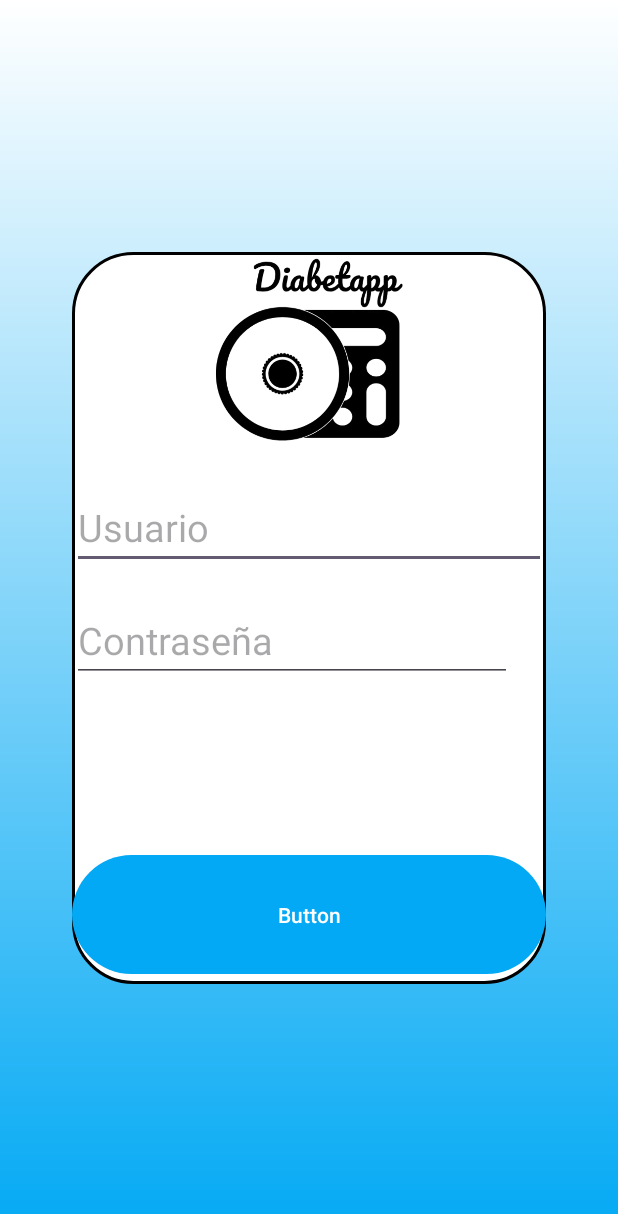
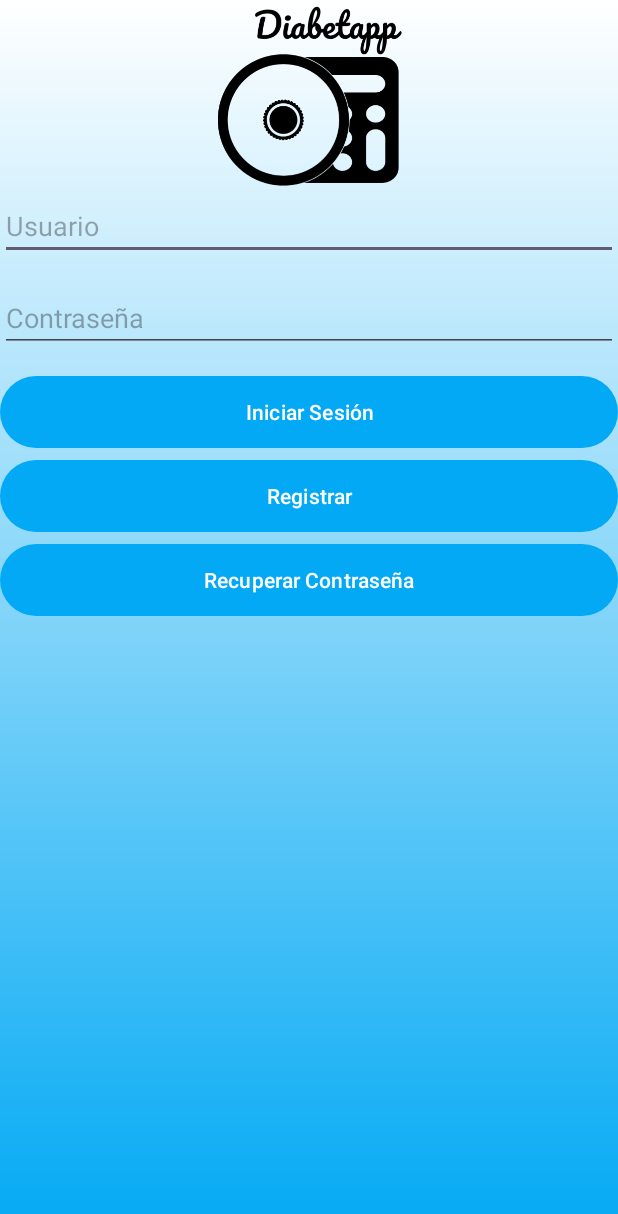
Before and after one commit to juanluismatalop/ProyectoGlucapp, an Android app: the screen it shows after launch (LogInActivity), on a phone screen of 412 x 824 dp. Shown: the top 1214 px of the screen. Run offline under Robolectric (Android 15) with nearby library versions, the phone set to English and light mode, and no system bars; our stand-ins replace Firebase (no records; nobody signed in at launch, a user with empty details on screens opened directly).

```diff
--- a/app/build.gradle.kts
+++ b/app/build.gradle.kts
@@ -1,6 +1,7 @@
 plugins {
     alias(libs.plugins.android.application)
     alias(libs.plugins.kotlin.android)
+    id("com.google.gms.google-services")
 }
 
 android {
@@ -42,7 +43,8 @@ android {
 }
 
 dependencies {
-
+    implementation(platform("com.google.firebase:firebase-bom:33.7.0"))
+    implementation("com.google.firebase:firebase-analytics")
     implementation(libs.androidx.core.ktx)
     implementation(libs.androidx.appcompat)
     implementation(libs.material)
@@ -50,6 +52,7 @@ dependencies {
     implementation(libs.androidx.constraintlayout)
     implementation(libs.androidx.navigation.fragment.ktx)
     implementation(libs.androidx.navigation.ui.ktx)
+    implementation(libs.firebase.auth.ktx)
     testImplementation(libs.junit)
     androidTestImplementation(libs.androidx.junit)
     androidTestImplementation(libs.androidx.espresso.core)
--- a/app/src/main/res/layout/activity_log_in.xml
+++ b/app/src/main/res/layout/activity_log_in.xml
@@ -1,99 +1,79 @@
 <?xml version="1.0" encoding="utf-8"?>
-<androidx.constraintlayout.widget.ConstraintLayout xmlns:android="http://schemas.android.com/apk/res/android"
+<androidx.constraintlayout.widget.ConstraintLayout
+    xmlns:android="http://schemas.android.com/apk/res/android"
     xmlns:app="http://schemas.android.com/apk/res-auto"
     xmlns:tools="http://schemas.android.com/tools"
-    android:id="@+id/main"
+    android:background="@drawable/fondo"
     android:layout_width="match_parent"
     android:layout_height="match_parent"
-    app:backgroundTint="@null"
-    android:background="@drawable/fondo"
     tools:context=".LogInActivity">
 
-    <FrameLayout
-        android:layout_width="316dp"
-        android:layout_height="488dp"
-        android:background="@drawable/ventana"
-        app:backgroundTint="@null"
-        app:layout_constraintBottom_toBottomOf="parent"
-        app:layout_constraintEnd_toEndOf="parent"
-        app:layout_constraintStart_toStartOf="parent"
-        app:layout_constraintTop_toTopOf="parent">
-
-        <LinearLayout
-            android:layout_width="match_parent"
-            android:layout_height="match_parent"
-            android:orientation="vertical">
-
-            <FrameLayout
-                android:layout_width="match_parent"
-                android:layout_height="130dp">
 
     <ImageView
         android:id="@+id/imageView"
-                    android:layout_width="wrap_content"
-                    android:layout_height="match_parent"
+        android:layout_width="267dp"
+        android:layout_height="128dp"
+        app:layout_constraintEnd_toEndOf="parent"
+        app:layout_constraintStart_toStartOf="parent"
+        app:layout_constraintTop_toTopOf="parent"
         app:srcCompat="@drawable/diabetapp" />
-            </FrameLayout>
-
-            <FrameLayout
-                android:layout_width="match_parent"
-                android:layout_height="26dp">
-
-            </FrameLayout>
-
-            <FrameLayout
-                android:layout_width="match_parent"
-                android:layout_height="wrap_content">
 
     <EditText
         android:id="@+id/etUsuario"
-                    android:textColor="@color/black"
-                    android:textSize="25dp"
-                    android:layout_width="match_parent"
+        android:layout_width="0dp"
         android:layout_height="wrap_content"
-                    android:hint="Usuario" />
-
-            </FrameLayout>
-
-            <FrameLayout
-                android:layout_width="match_parent"
-                android:layout_height="20dp">
-
-            </FrameLayout>
-
-            <FrameLayout
-                android:layout_width="match_parent"
-                android:layout_height="wrap_content">
+        android:hint="Usuario"
+        android:inputType="textEmailAddress"
+        app:layout_constraintEnd_toEndOf="parent"
+        app:layout_constraintHorizontal_bias="0.0"
+        app:layout_constraintStart_toStartOf="parent"
+        app:layout_constraintTop_toBottomOf="@+id/imageView" />
 
     <EditText
         android:id="@+id/etContrasenna"
-                    android:textColor="@color/black"
-                    android:textSize="25dp"
-                    android:layout_width="wrap_content"
+        android:layout_width="0dp"
         android:layout_height="wrap_content"
-                    android:ems="10"
+        android:layout_marginTop="16dp"
+        android:hint="Contraseña"
         android:inputType="textPassword"
-                    android:hint="Contraseña"/>
-            </FrameLayout>
-
-            <FrameLayout
-                android:layout_width="260dp"
-                android:layout_height="115dp">
-
-            </FrameLayout>
-
-            <FrameLayout
-                android:layout_width="match_parent"
-                android:layout_height="101dp">
+        app:layout_constraintTop_toBottomOf="@id/etUsuario"
+        app:layout_constraintStart_toStartOf="parent"
+        app:layout_constraintEnd_toEndOf="parent" />
 
     <Button
         android:id="@+id/Validar"
-                    android:layout_width="match_parent"
         app:backgroundTint="@null"
         android:background="@drawable/botones"
-                    android:layout_height="79dp"
-                    android:text="Button" />
-            </FrameLayout>
-        </LinearLayout>
-    </FrameLayout>
+        android:layout_width="0dp"
+        android:layout_height="wrap_content"
+        android:layout_marginTop="16dp"
+        android:text="Iniciar Sesión"
+        app:layout_constraintTop_toBottomOf="@id/etContrasenna"
+        app:layout_constraintStart_toStartOf="parent"
+        app:layout_constraintEnd_toEndOf="parent" />
+
+    <Button
+        android:id="@+id/btnRegister"
+        app:backgroundTint="@null"
+        android:background="@drawable/botones"
+        android:layout_width="0dp"
+        android:layout_height="wrap_content"
+        android:layout_marginTop="8dp"
+        android:text="Registrar"
+        app:layout_constraintTop_toBottomOf="@id/Validar"
+        app:layout_constraintStart_toStartOf="parent"
+        app:layout_constraintEnd_toEndOf="parent" />
+
+    <Button
+        android:id="@+id/btnForgotPassword"
+        app:backgroundTint="@null"
+        android:background="@drawable/botones"
+        android:layout_width="0dp"
+        android:layout_height="wrap_content"
+        android:layout_marginTop="8dp"
+        android:text="Recuperar Contraseña"
+        app:layout_constraintTop_toBottomOf="@id/btnRegister"
+        app:layout_constraintStart_toStartOf="parent"
+        app:layout_constraintEnd_toEndOf="parent" />
+
 </androidx.constraintlayout.widget.ConstraintLayout>
--- a/build.gradle.kts
+++ b/build.gradle.kts
@@ -2,4 +2,5 @@
 plugins {
     alias(libs.plugins.android.application) apply false
     alias(libs.plugins.kotlin.android) apply false
+    id("com.google.gms.google-services") version "4.4.2" apply false
 }
--- a/gradle/libs.versions.toml
+++ b/gradle/libs.versions.toml
@@ -11,6 +11,7 @@ activity = "1.9.3"
 constraintlayout = "2.2.0"
 navigationFragmentKtx = "2.8.4"
 navigationUiKtx = "2.8.4"
+firebaseAuthKtx = "23.1.0"
 
 [libraries]
 androidx-core-ktx = { group = "androidx.core", name = "core-ktx", version.ref = "coreKtx" }
@@ -23,6 +24,7 @@ androidx-activity = { group = "androidx.activity", name = "activity", version.re
 androidx-constraintlayout = { group = "androidx.constraintlayout", name = "constraintlayout", version.ref = "constraintlayout" }
 androidx-navigation-fragment-ktx = { group = "androidx.navigation", name = "navigation-fragment-ktx", version.ref = "navigationFragmentKtx" }
 androidx-navigation-ui-ktx = { group = "androidx.navigation", name = "navigation-ui-ktx", version.ref = "navigationUiKtx" }
+firebase-auth-ktx = { group = "com.google.firebase", name = "firebase-auth-ktx", version.ref = "firebaseAuthKtx" }
 
 [plugins]
 android-application = { id = "com.android.application", version.ref = "agp" }
```
Also changed, not shown: app/src/main/java/com/example/proyectoglucapp/LogInActivity.kt (+63 -12 lines), app/src/main/java/com/example/proyectoglucapp/MainActivity.kt (+22 -0 lines), app/src/main/res/layout/activity_main.xml (+6 -1 lines), 1 other file. Lines whose indentation alone changed are shown as unchanged.
